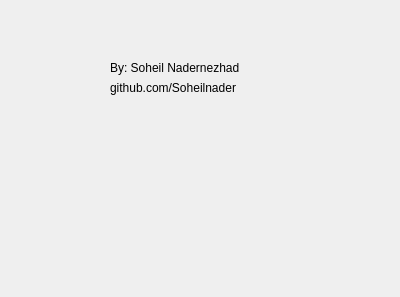
Old version of the form dialogabout.ui in the repository Soheilnader/TS-Packet-Analyser.
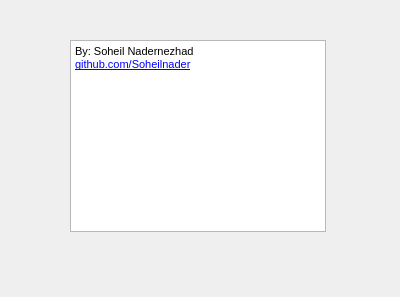
New version of the form.

What changed in the file:
```diff
--- a/dialogabout.ui
+++ b/dialogabout.ui
@@ -34,30 +34,22 @@
   <property name="modal">
    <bool>false</bool>
   </property>
-  <widget class="QLabel" name="label">
+  <widget class="QTextBrowser" name="textBrowser">
    <property name="geometry">
     <rect>
-     <x>110</x>
-     <y>60</y>
-     <width>191</width>
-     <height>16</height>
+     <x>70</x>
+     <y>40</y>
+     <width>256</width>
+     <height>192</height>
     </rect>
    </property>
-   <property name="text">
-    <string>By: Soheil Nadernezhad</string>
-   </property>
-  </widget>
-  <widget class="QLabel" name="label_2">
-   <property name="geometry">
-    <rect>
-     <x>110</x>
-     <y>80</y>
-     <width>191</width>
-     <height>16</height>
-    </rect>
-   </property>
-   <property name="text">
-    <string>github.com/Soheilnader</string>
+   <property name="html">
+    <string>&lt;!DOCTYPE HTML PUBLIC &quot;-//W3C//DTD HTML 4.0//EN&quot; &quot;http://www.w3.org/TR/REC-html40/strict.dtd&quot;&gt;
+&lt;html&gt;&lt;head&gt;&lt;meta name=&quot;qrichtext&quot; content=&quot;1&quot; /&gt;&lt;style type=&quot;text/css&quot;&gt;
+p, li { white-space: pre-wrap; }
+&lt;/style&gt;&lt;/head&gt;&lt;body style=&quot; font-family:'MS Shell Dlg 2'; font-size:8.25pt; font-weight:400; font-style:normal;&quot;&gt;
+&lt;p style=&quot; margin-top:0px; margin-bottom:0px; margin-left:0px; margin-right:0px; -qt-block-indent:0; text-indent:0px;&quot;&gt;By: Soheil Nadernezhad&lt;/p&gt;
+&lt;p style=&quot; margin-top:0px; margin-bottom:0px; margin-left:0px; margin-right:0px; -qt-block-indent:0; text-indent:0px;&quot;&gt;&lt;a href=&quot;https://github.com/Soheilnader&quot;&gt;&lt;span style=&quot; font-size:8pt; text-decoration: underline; color:#0000ff;&quot;&gt;github.com/Soheilnader&lt;/span&gt;&lt;/a&gt;&lt;/p&gt;&lt;/body&gt;&lt;/html&gt;</string>
    </property>
   </widget>
  </widget>
```
